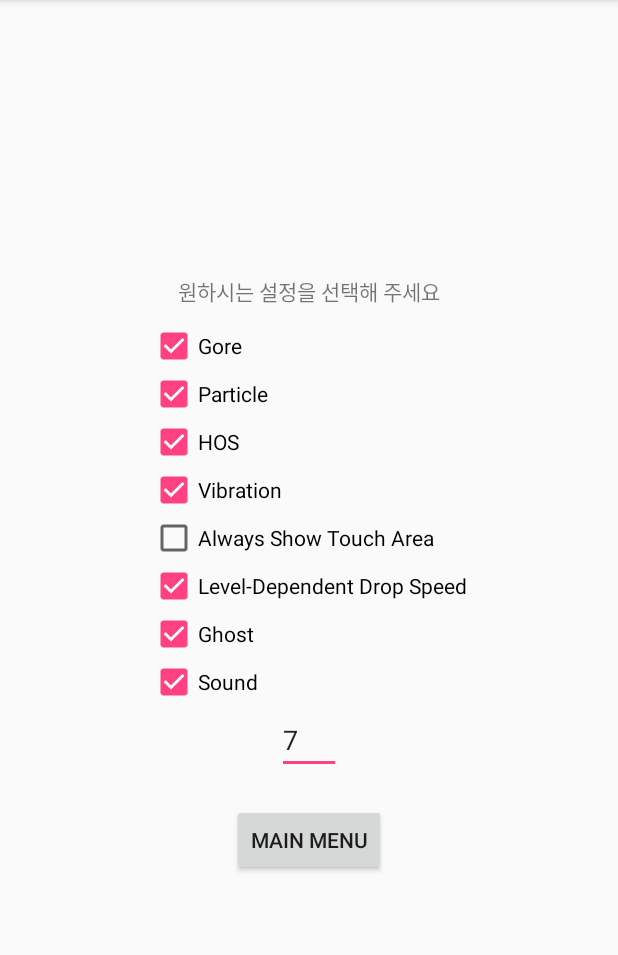
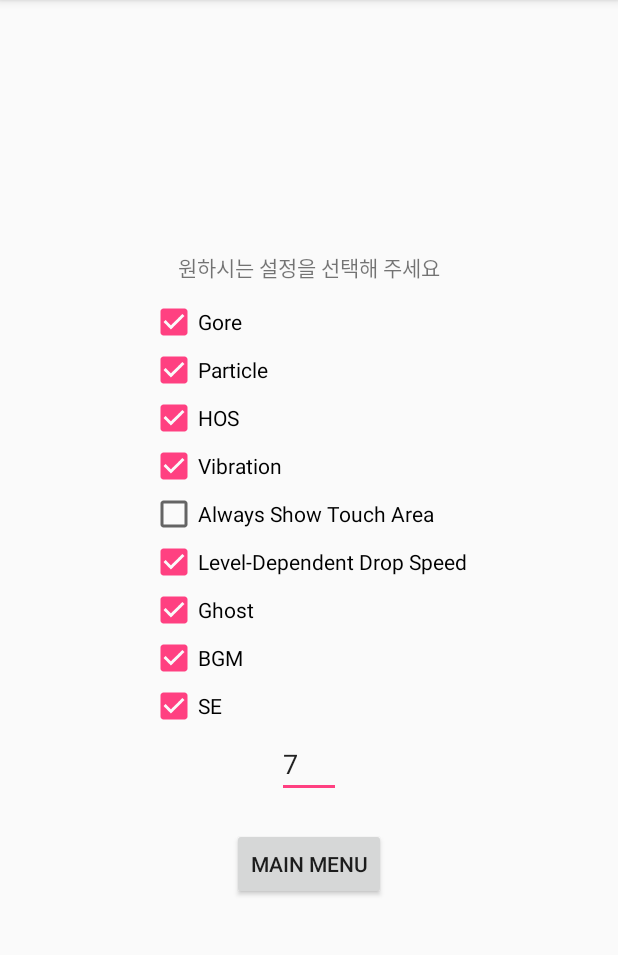
Before and after one commit to lumiknit/CodingHaraTon2018-Frientris2, an Android app: the Setting screen opened directly, with no data from a screen before it, on a phone screen of 412 x 824 dp, the part 84-1039 px from its top. Run offline under Robolectric (Android 15) with nearby library versions, the phone set to English and light mode, and no system bars.

Commit message:
setting work correctly

```diff
--- a/app/src/main/java/team/sjexpress/frientris2/Game.java
+++ b/app/src/main/java/team/sjexpress/frientris2/Game.java
@@ -442,6 +442,8 @@ public class Game {
         if (f) {
           delLines.add(i);
           delLineFlag = DELL_F_MAX;
+          Message msg = activity.mHandeler.obtainMessage(20);
+          activity.mHandeler.sendMessage(msg);
         }
       }
     }
@@ -488,6 +490,7 @@ public class Game {
 
   private void deleteLines() {
     int off = 0;
+
     for(int i=HEIGHT - 1;i>=0;i--) {
       if(delLines.indexOf(i) >= 0) {
         off++;
--- a/app/src/main/java/team/sjexpress/frientris2/Setting.java
+++ b/app/src/main/java/team/sjexpress/frientris2/Setting.java
@@ -15,9 +15,9 @@ public class Setting extends AppCompatActivity {
     SharedPreferences pref;
     SharedPreferences.Editor editor;
 
-    private CheckBox Gore, Particle, HOS, Vibration, ShowArea, LevelSpeed, Ghost, Sound;
+    private CheckBox Gore, Particle, HOS, Vibration, ShowArea, LevelSpeed, Ghost, Bgm, Se;
     private EditText Width;
-    private boolean gore, part, hos, vib, sta, ldds, ghost, sound;
+    private boolean gore, part, hos, vib, sta, ldds, ghost, bgm, se;
     private int width;
 
     @Override
@@ -34,7 +34,8 @@ public class Setting extends AppCompatActivity {
         sta = pref.getBoolean("sta", false);
         ldds = pref.getBoolean("ldds", true);
         ghost = pref.getBoolean("ghost", true);
-        sound = pref.getBoolean("sound", true);
+        bgm = pref.getBoolean("bgm", true);
+        se = pref.getBoolean("se", true);
         width = pref.getInt("width", 7);
 
         Gore = (CheckBox)findViewById(R.id.checkBox1);
@@ -44,7 +45,8 @@ public class Setting extends AppCompatActivity {
         ShowArea = (CheckBox)findViewById(R.id.checkBox5);
         LevelSpeed = (CheckBox)findViewById(R.id.checkBox6);
         Ghost = (CheckBox)findViewById(R.id.checkBox7);
-        Sound = (CheckBox)findViewById(R.id.checkBox8);
+        Bgm = (CheckBox)findViewById(R.id.checkBox8);
+        Se = (CheckBox)findViewById(R.id.checkBox9);
         Width = (EditText)findViewById(R.id.editText1);
 
         Gore.setChecked(gore);
@@ -54,7 +56,8 @@ public class Setting extends AppCompatActivity {
         ShowArea.setChecked(sta);
         LevelSpeed.setChecked(ldds);
         Ghost.setChecked(ghost);
-        Sound.setChecked(sound);
+        Bgm.setChecked(bgm);
+        Se.setChecked(se);
         Width.setText("" + width);
 
         Button button = (Button)findViewById(R.id.btn_back);
@@ -78,7 +81,8 @@ public class Setting extends AppCompatActivity {
         editor.putBoolean("sta", ShowArea.isChecked());
         editor.putBoolean("ldds", LevelSpeed.isChecked());
         editor.putBoolean("ghost", Ghost.isChecked());
-        editor.putBoolean("sound", Sound.isChecked());
+        editor.putBoolean("bgm", Bgm.isChecked());
+        editor.putBoolean("se", Se.isChecked());
         int n;
         try {
             n = Integer.parseInt(Width.getText().toString());
--- a/app/src/main/res/layout/setting.xml
+++ b/app/src/main/res/layout/setting.xml
@@ -75,7 +75,15 @@
         android:layout_marginLeft="100dp"
         android:layout_width="wrap_content"
         android:layout_height="wrap_content"
-        android:text="Sound" />
+        android:text="BGM" />
+
+    <CheckBox
+        android:id="@+id/checkBox9"
+        android:layout_gravity="left"
+        android:layout_marginLeft="100dp"
+        android:layout_width="wrap_content"
+        android:layout_height="wrap_content"
+        android:text="SE" />
 
     <EditText
         android:id="@+id/editText1"
```
Also changed, not shown: app/src/main/java/team/sjexpress/frientris2/GameActivity.java (+25 -6 lines), app/src/main/java/team/sjexpress/frientris2/Renderer.java (+31 -0 lines).
